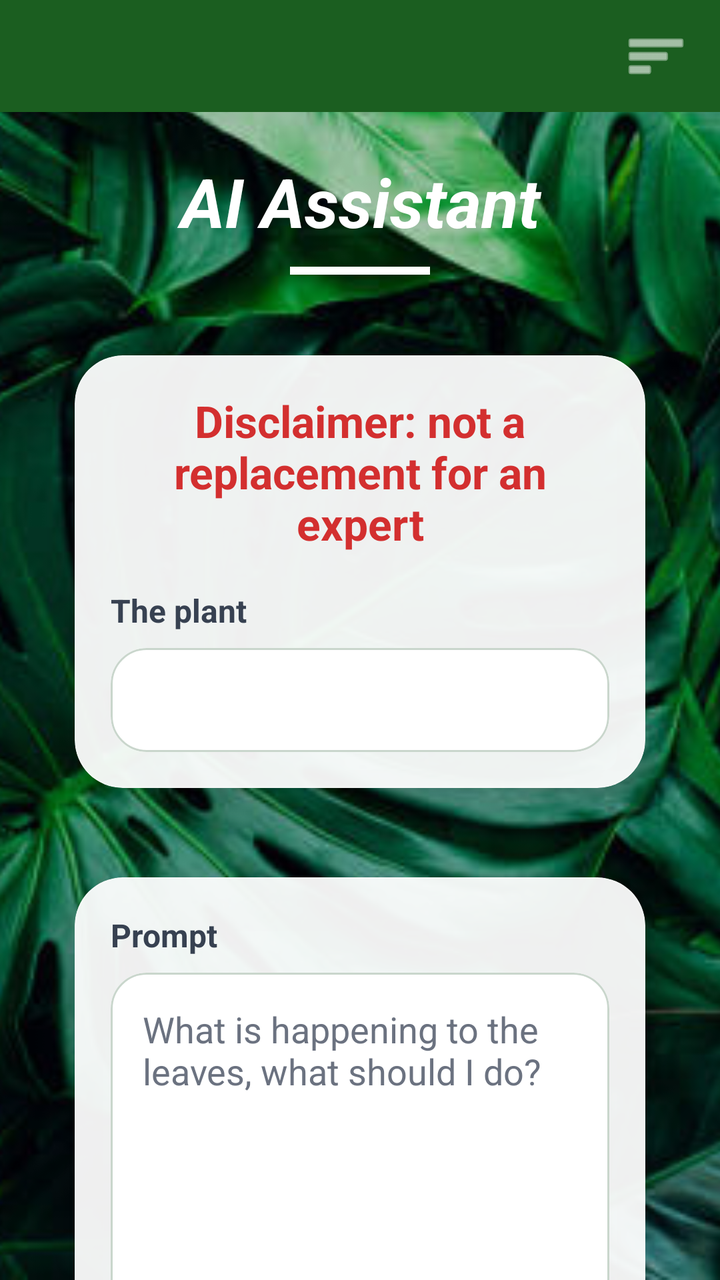
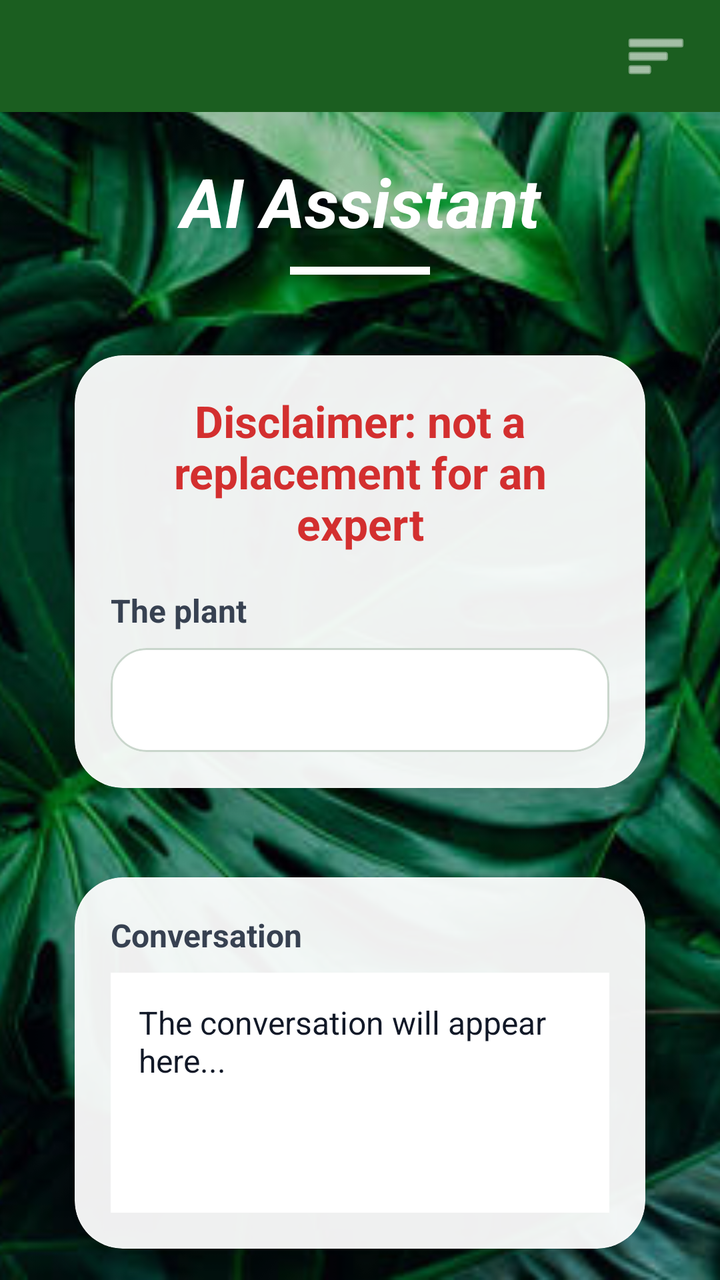

Before-and-after screenshots of an Android layout around one commit, followed by the original layout XML and the change that was made.
<!-- AndroidManifest.xml: application theme Theme.TASHTIT -->
<!-- res/layout/activity_aiassistant.xml -->
<?xml version="1.0" encoding="utf-8"?>
<androidx.drawerlayout.widget.DrawerLayout xmlns:android="http://schemas.android.com/apk/res/android"
    xmlns:app="http://schemas.android.com/apk/res-auto"
    xmlns:tools="http://schemas.android.com/tools"
    android:id="@+id/main"
    android:layout_width="match_parent"
    android:layout_height="match_parent"
    tools:context=".ACTIVITIES.AIAssistantActivity">

    <androidx.constraintlayout.widget.ConstraintLayout
        android:id="@+id/contentLayout"
        android:layout_width="match_parent"
        android:layout_height="match_parent"
        android:fitsSystemWindows="true">

        <ImageView
            android:id="@+id/ivBackground"
            android:layout_width="0dp"
            android:layout_height="0dp"
            android:contentDescription="@null"
            android:scaleType="centerCrop"
            android:src="@drawable/leaves_bg"
            app:layout_constraintTop_toTopOf="parent"
            app:layout_constraintBottom_toBottomOf="parent"
            app:layout_constraintStart_toStartOf="parent"
            app:layout_constraintEnd_toEndOf="parent" />

        <View
            android:id="@+id/bgScrim"
            android:layout_width="0dp"
            android:layout_height="0dp"
            android:background="#26000000"
            app:layout_constraintTop_toTopOf="parent"
            app:layout_constraintBottom_toBottomOf="parent"
            app:layout_constraintStart_toStartOf="parent"
            app:layout_constraintEnd_toEndOf="parent" />

        <com.google.android.material.appbar.MaterialToolbar
            android:id="@+id/topBar"
            android:layout_width="0dp"
            android:layout_height="56dp"
            android:background="#1B5E20"
            app:title=""
            app:layout_constraintTop_toTopOf="parent"
            app:layout_constraintStart_toStartOf="parent"
            app:layout_constraintEnd_toEndOf="parent" />

        <ImageButton
            android:id="@+id/btnMenu"
            android:layout_width="44dp"
            android:layout_height="44dp"
            android:layout_marginEnd="10dp"
            android:background="?attr/selectableItemBackgroundBorderless"
            android:contentDescription="Open menu"
            android:padding="8dp"
            android:src="@android:drawable/ic_menu_sort_by_size"
            app:layout_constraintTop_toTopOf="@id/topBar"
            app:layout_constraintBottom_toBottomOf="@id/topBar"
            app:layout_constraintEnd_toEndOf="@id/topBar"
            app:tint="#FFFFFF" />

        <androidx.core.widget.NestedScrollView
            android:id="@+id/scrollRoot"
            android:layout_width="0dp"
            android:layout_height="0dp"
            android:clipToPadding="false"
            android:fillViewport="true"
            android:overScrollMode="never"
            app:layout_constraintTop_toBottomOf="@id/topBar"
            app:layout_constraintBottom_toBottomOf="parent"
            app:layout_constraintStart_toStartOf="parent"
            app:layout_constraintEnd_toEndOf="parent">

            <LinearLayout
                android:id="@+id/layoutAiAssistantContent"
                android:layout_width="match_parent"
                android:layout_height="wrap_content"
                android:orientation="vertical"
                android:paddingStart="20dp"
                android:paddingEnd="20dp"
                android:paddingTop="22dp"
                android:paddingBottom="24dp">

                <TextView
                    android:id="@+id/tvScreenTitle"
                    android:layout_width="match_parent"
                    android:layout_height="wrap_content"
                    android:text="AI Assistant"
                    android:textAlignment="center"
                    android:textColor="#FFFFFF"
                    android:textSize="34sp"
                    android:textStyle="bold|italic" />

                <View
                    android:layout_width="70dp"
                    android:layout_height="4dp"
                    android:layout_gravity="center_horizontal"
                    android:layout_marginTop="10dp"
                    android:background="#FFFFFF" />

                <View
                    android:layout_width="match_parent"
                    android:layout_height="18dp" />

                <com.google.android.material.card.MaterialCardView
                    android:id="@+id/cardAiHeader"
                    android:layout_width="match_parent"
                    android:layout_height="wrap_content"
                    app:cardCornerRadius="24dp"
                    app:cardElevation="10dp"
                    app:cardUseCompatPadding="true"
                    app:cardBackgroundColor="#EFFFFFFF"
                    app:strokeColor="#22FFFFFF"
                    app:strokeWidth="1dp">

                    <LinearLayout
                        android:layout_width="match_parent"
                        android:layout_height="wrap_content"
                        android:orientation="vertical"
                        android:padding="18dp">

                        <TextView
                            android:id="@+id/tvDisclaimer"
                            android:layout_width="match_parent"
                            android:layout_height="wrap_content"
                            android:text="Disclaimer: not a replacement for an expert"
                            android:textAlignment="center"
                            android:textColor="#D32F2F"
                            android:textSize="22sp"
                            android:textStyle="bold" />

                        <View
                            android:layout_width="match_parent"
                            android:layout_height="18dp" />

                        <TextView
                            android:id="@+id/tvPlantLabel"
                            android:layout_width="match_parent"
                            android:layout_height="wrap_content"
                            android:text="The plant"
                            android:textColor="#374151"
                            android:textSize="16sp"
                            android:textStyle="bold" />

                        <com.google.android.material.card.MaterialCardView
                            android:id="@+id/cardPlantSpinner"
                            android:layout_width="match_parent"
                            android:layout_height="52dp"
                            android:layout_marginTop="8dp"
                            app:cardCornerRadius="18dp"
                            app:cardElevation="0dp"
                            app:cardBackgroundColor="#F8FFFFFF"
                            app:strokeColor="#C9D6CC"
                            app:strokeWidth="1dp">

                            <Spinner
                                android:id="@+id/spPlant"
                                android:layout_width="match_parent"
                                android:layout_height="match_parent"
                                android:background="@android:color/transparent"
                                android:spinnerMode="dropdown" />
                        </com.google.android.material.card.MaterialCardView>

                    </LinearLayout>
                </com.google.android.material.card.MaterialCardView>

                <com.google.android.material.card.MaterialCardView
                    android:id="@+id/cardAiPrompt"
                    android:layout_width="match_parent"
                    android:layout_height="wrap_content"
                    app:cardCornerRadius="24dp"
                    app:cardElevation="10dp"
                    app:cardUseCompatPadding="true"
                    app:cardBackgroundColor="#EFFFFFFF"
                    app:strokeColor="#22FFFFFF"
                    app:strokeWidth="1dp">

                    <LinearLayout
                        android:layout_width="match_parent"
                        android:layout_height="wrap_content"
                        android:orientation="vertical"
                        android:padding="18dp">

                        <TextView
                            android:id="@+id/tvPromptLabel"
                            android:layout_width="match_parent"
                            android:layout_height="wrap_content"
                            android:text="Prompt"
                            android:textColor="#374151"
                            android:textSize="16sp"
                            android:textStyle="bold" />

                        <com.google.android.material.card.MaterialCardView
                            android:id="@+id/cardPromptInput"
                            android:layout_width="match_parent"
                            android:layout_height="220dp"
                            android:layout_marginTop="8dp"
                            app:cardCornerRadius="18dp"
                            app:cardElevation="0dp"
                            app:cardBackgroundColor="#F8FFFFFF"
                            app:strokeColor="#C9D6CC"
                            app:strokeWidth="1dp">

                            <EditText
                                android:id="@+id/etPrompt"
                                android:layout_width="match_parent"
                                android:layout_height="match_parent"
                                android:background="@android:color/transparent"
                                android:gravity="top|start"
                                android:hint="What is happening to the leaves, what should I do?"
                                android:inputType="textMultiLine|textCapSentences"
                                android:overScrollMode="always"
                                android:padding="16dp"
                                android:scrollbars="vertical"
                                android:textColor="#111827"
                                android:textColorHint="#6B7280"
                                android:textSize="18sp" />
                        </com.google.android.material.card.MaterialCardView>

                        <View
                            android:layout_width="match_parent"
                            android:layout_height="20dp" />

                        <com.google.android.material.button.MaterialButton
                            android:id="@+id/btnAnswer"
                            android:layout_width="220dp"
                            android:layout_height="52dp"
                            android:layout_gravity="center_horizontal"
                            android:text="Answer"
                            android:textAllCaps="false"
                            android:textColor="#FFFFFF"
                            android:textSize="22sp"
                            android:textStyle="bold"
                            android:backgroundTint="#1B5E20"
                            app:cornerRadius="16dp" />

                    </LinearLayout>
                </com.google.android.material.card.MaterialCardView>

            </LinearLayout>
        </androidx.core.widget.NestedScrollView>

    </androidx.constraintlayout.widget.ConstraintLayout>

    <LinearLayout
        android:id="@+id/drawerMenu"
        android:layout_width="280dp"
        android:layout_height="match_parent"
        android:layout_gravity="end"
        android:orientation="vertical"
        android:background="#FFFFFF"
        android:paddingTop="22dp"
        android:paddingBottom="22dp"
        android:elevation="12dp">

        <TextView
            android:id="@+id/tvDrawerTitle"
            android:layout_width="match_parent"
            android:layout_height="wrap_content"
            android:text="Menu"
            android:textStyle="bold"
            android:textSize="20sp"
            android:textColor="#1B5E20"
            android:paddingStart="22dp"
            android:paddingEnd="22dp"
            android:paddingBottom="18dp" />

        <TextView
            android:id="@+id/navMyPlants"
            android:layout_width="match_parent"
            android:layout_height="wrap_content"
            android:text="My plants"
            android:textSize="18sp"
            android:textColor="#1F2937"
            android:paddingStart="22dp"
            android:paddingEnd="22dp"
            android:paddingTop="14dp"
            android:paddingBottom="14dp"
            android:background="?attr/selectableItemBackground" />

        <TextView
            android:id="@+id/navCalendar"
            android:layout_width="match_parent"
            android:layout_height="wrap_content"
            android:text="Calender"
            android:textSize="18sp"
            android:textColor="#1F2937"
            android:paddingStart="22dp"
            android:paddingEnd="22dp"
            android:paddingTop="14dp"
            android:paddingBottom="14dp"
            android:background="?attr/selectableItemBackground" />

        <TextView
            android:id="@+id/navSettings"
            android:layout_width="match_parent"
            android:layout_height="wrap_content"
            android:text="Settings"
            android:textSize="18sp"
            android:textColor="#1F2937"
            android:paddingStart="22dp"
            android:paddingEnd="22dp"
            android:paddingTop="14dp"
            android:paddingBottom="14dp"
            android:background="?attr/selectableItemBackground" />

        <TextView
            android:id="@+id/navGuides"
            android:layout_width="match_parent"
            android:layout_height="wrap_content"
            android:text="Guides"
            android:textSize="18sp"
            android:textColor="#1F2937"
            android:paddingStart="22dp"
            android:paddingEnd="22dp"
            android:paddingTop="14dp"
            android:paddingBottom="14dp"
            android:background="?attr/selectableItemBackground" />

        <TextView
            android:id="@+id/navAi"
            android:layout_width="match_parent"
            android:layout_height="wrap_content"
            android:text="AI"
            android:textSize="18sp"
            android:textStyle="bold"
            android:textColor="#1F2937"
            android:paddingStart="22dp"
            android:paddingEnd="22dp"
            android:paddingTop="14dp"
            android:paddingBottom="14dp"
            android:background="?attr/selectableItemBackground" />

        <TextView
            android:id="@+id/navLogout"
            android:layout_width="match_parent"
            android:layout_height="wrap_content"
            android:text="Logout"
            android:textSize="18sp"
            android:textColor="#D32F2F"
            android:paddingStart="22dp"
            android:paddingEnd="22dp"
            android:paddingTop="14dp"
            android:paddingBottom="14dp"
            android:background="?attr/selectableItemBackground" />

    </LinearLayout>

</androidx.drawerlayout.widget.DrawerLayout>
<!-- resources referenced by this layout -->
<resources>
  <!-- drawable leaves_bg: png bitmap (drawable, 557002 bytes) -->
  <style name="Theme.TASHTIT" parent="Base.Theme.TASHTIT" />
  <style name="Base.Theme.TASHTIT" parent="Theme.Material3.DayNight.NoActionBar">
          
          
  
          
          <item name="android:windowIsTranslucent">true</item>
  
      </style>
</resources>

<!-- the commit's change to res/layout/activity_aiassistant.xml (unified diff, before → after) -->
@@ -160,6 +160,47 @@
                                 android:background="@android:color/transparent"
                                 android:spinnerMode="dropdown" />
                         </com.google.android.material.card.MaterialCardView>
+
+                    </LinearLayout>
+                </com.google.android.material.card.MaterialCardView>
+
+                <com.google.android.material.card.MaterialCardView
+                    android:id="@+id/cardAiConversation"
+                    android:layout_width="match_parent"
+                    android:layout_height="wrap_content"
+                    app:cardCornerRadius="24dp"
+                    app:cardElevation="10dp"
+                    app:cardUseCompatPadding="true"
+                    app:cardBackgroundColor="#EFFFFFFF"
+                    app:strokeColor="#22FFFFFF"
+                    app:strokeWidth="1dp">
+
+                    <LinearLayout
+                        android:layout_width="match_parent"
+                        android:layout_height="wrap_content"
+                        android:orientation="vertical"
+                        android:padding="18dp">
+
+                        <TextView
+                            android:id="@+id/tvConversationLabel"
+                            android:layout_width="match_parent"
+                            android:layout_height="wrap_content"
+                            android:text="Conversation"
+                            android:textColor="#374151"
+                            android:textSize="16sp"
+                            android:textStyle="bold" />
+
+                        <TextView
+                            android:id="@+id/tvConversation"
+                            android:layout_width="match_parent"
+                            android:layout_height="wrap_content"
+                            android:layout_marginTop="8dp"
+                            android:background="#F8FFFFFF"
+                            android:minHeight="120dp"
+                            android:padding="14dp"
+                            android:text="The conversation will appear here..."
+                            android:textColor="#111827"
+                            android:textSize="16sp" />
 
                     </LinearLayout>
                 </com.google.android.material.card.MaterialCardView>
@@ -219,14 +260,71 @@
 
                         <View
                             android:layout_width="match_parent"
-                            android:layout_height="20dp" />
+                            android:layout_height="18dp" />
+
+                        <TextView
+                            android:id="@+id/tvImageLabel"
+                            android:layout_width="match_parent"
+                            android:layout_height="wrap_content"
+                            android:text="Plant picture context"
+                            android:textColor="#374151"
+                            android:textSize="16sp"
+                            android:textStyle="bold" />
+
+                        <ImageView
+                            android:id="@+id/ivAiPlantImage"
+                            android:layout_width="match_parent"
+                            android:layout_height="180dp"
+                            android:layout_marginTop="8dp"
+                            android:background="#F8FFFFFF"
+                            android:contentDescription="Plant picture used by AI"
+                            android:padding="18dp"
+                            android:scaleType="centerInside"
+                            android:src="@android:drawable/ic_menu_gallery" />
+
+                        <LinearLayout
+                            android:layout_width="match_parent"
+                            android:layout_height="wrap_content"
+                            android:layout_marginTop="10dp"
+                            android:gravity="center"
+                            android:orientation="horizontal">
+
+                            <com.google.android.material.button.MaterialButton
+                                android:id="@+id/btnAddImage"
+                                android:layout_width="0dp"
+                                android:layout_height="48dp"
+                                android:layout_weight="1"
+                                android:backgroundTint="#2E7D32"
+                                android:text="Add picture"
+                                android:textAllCaps="false"
+                                android:textColor="#FFFFFF"
+                                android:textSize="16sp"
+                                app:cornerRadius="14dp" />
+
+                            <Space
+                                android:layout_width="10dp"
+                                android:layout_height="1dp" />
+
+                            <com.google.android.material.button.MaterialButton
+                                android:id="@+id/btnClearImage"
+                                android:layout_width="0dp"
+                                android:layout_height="48dp"
+                                android:layout_weight="1"
+                                android:backgroundTint="#6B7280"
+                                android:text="Clear"
+                                android:textAllCaps="false"
+                                android:textColor="#FFFFFF"
+                                android:textSize="16sp"
+                                android:visibility="gone"
+                                app:cornerRadius="14dp" />
+                        </LinearLayout>
 
                         <com.google.android.material.button.MaterialButton
                             android:id="@+id/btnAnswer"
                             android:layout_width="220dp"
                             android:layout_height="52dp"
                             android:layout_gravity="center_horizontal"
-                            android:text="Answer"
+                            android:text="Send"
                             android:textAllCaps="false"
                             android:textColor="#FFFFFF"
                             android:textSize="22sp"
